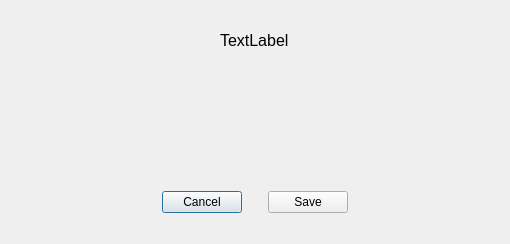
Qt form views/templates/note_form.ui (kamoshi/flashcards-py) before a commit.
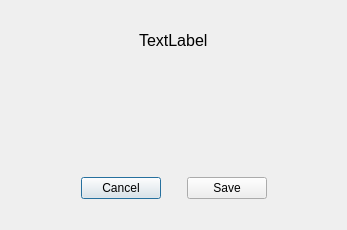
The same form after that commit.

Commit message: Added deck list ui

```diff
--- a/views/templates/note_form.ui
+++ b/views/templates/note_form.ui
@@ -6,8 +6,8 @@
    <rect>
     <x>0</x>
     <y>0</y>
-    <width>510</width>
-    <height>244</height>
+    <width>347</width>
+    <height>230</height>
    </rect>
   </property>
   <property name="windowTitle">
@@ -112,10 +112,13 @@
      <property name="orientation">
       <enum>Qt::Vertical</enum>
      </property>
+     <property name="sizeType">
+      <enum>QSizePolicy::MinimumExpanding</enum>
+     </property>
      <property name="sizeHint" stdset="0">
       <size>
        <width>20</width>
-       <height>40</height>
+       <height>20</height>
       </size>
      </property>
     </spacer>
```
